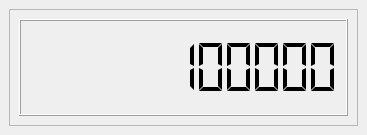
First picture: the form in not1mm/data/vfo.ui, repository mbridak/not1mm, before the edit.
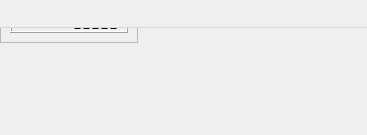
Second picture: the form after the edit.

Commit message: refactoring, updates for cross platform, single process dockable windows

Diff of the .ui file:
```diff
--- a/not1mm/data/vfo.ui
+++ b/not1mm/data/vfo.ui
@@ -1,7 +1,7 @@
 <?xml version="1.0" encoding="UTF-8"?>
 <ui version="4.0">
- <class>MainWindow</class>
- <widget class="QMainWindow" name="MainWindow">
+ <class>VfoWindow</class>
+ <widget class="QWidget" name="VfoWindow">
   <property name="geometry">
    <rect>
     <x>0</x>
```
The commit also changes 47 other files.
